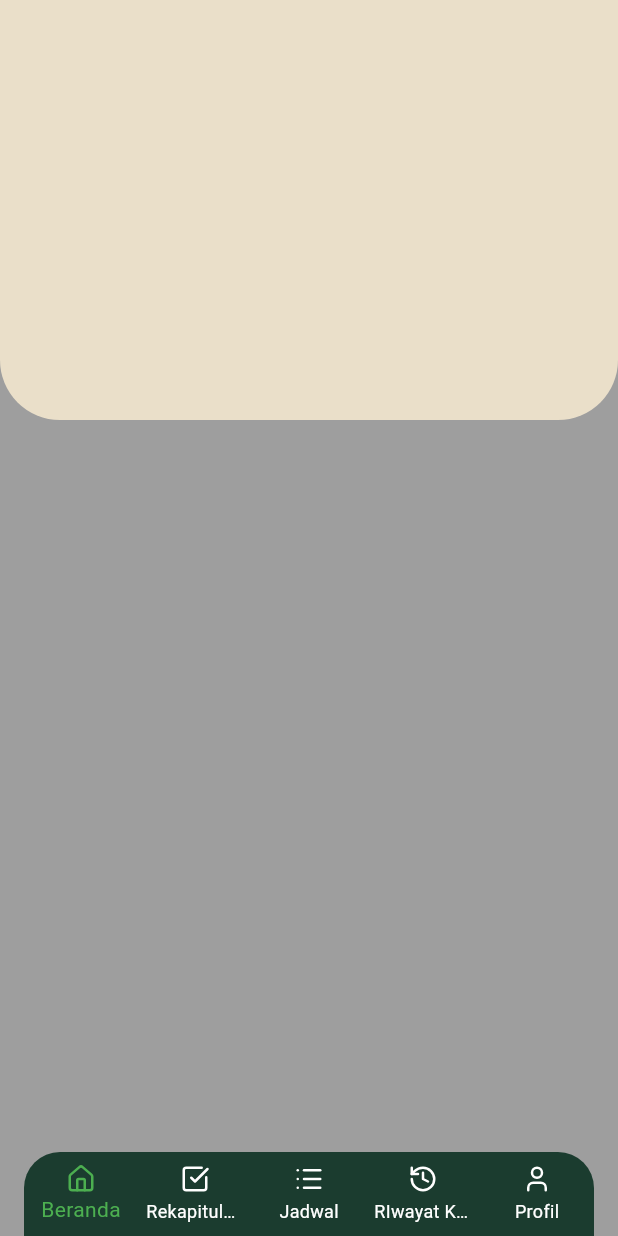
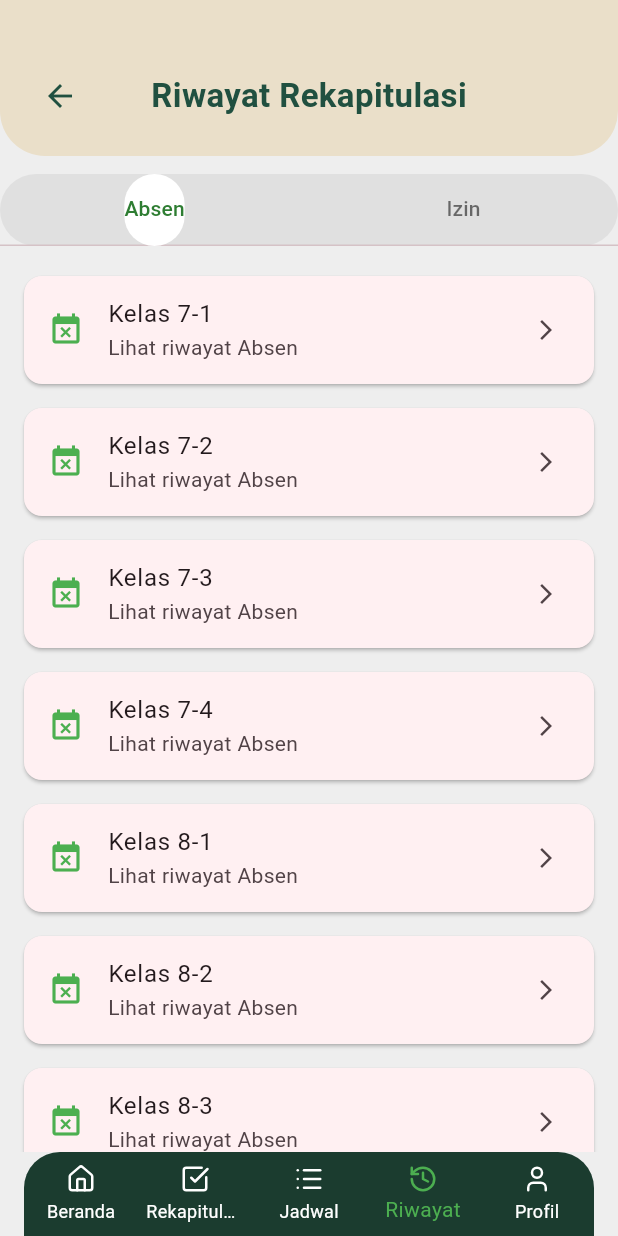
Before and after one commit to JonathanMatthewNalomSitorus/PA2_HadirIn, a Flutter app: the RiwayatKehadiranGuru screen opened directly, on a phone screen of 412 x 824 dp. Run offline on Flutter 3.47's test engine with Material 3 defaults, Android fonts, the phone set to English and light mode, and no system bars; our stand-ins replace lucide_icons.

Commit message:
tampillan
membuat halaman riwayat rekapitulasi

```diff
--- a/lib/pages/guru/riwayat_kehadiran_guru.dart
+++ b/lib/pages/guru/riwayat_kehadiran_guru.dart
@@ -12,77 +12,191 @@ class RiwayatKehadiranGuru extends StatefulWidget {
   State<RiwayatKehadiranGuru> createState() => _RiwayatKehadiranGuruState();
 }
 
-class _RiwayatKehadiranGuruState extends State<RiwayatKehadiranGuru> {
-  int _selectedIndex = 0;
+class _RiwayatKehadiranGuruState extends State<RiwayatKehadiranGuru>
+    with SingleTickerProviderStateMixin {
+  int _selectedIndex = 3;
+  late TabController _tabController;
+
+  final List<String> absenList = ['7-1', '7-2', '7-3', '7-4', '8-1', '8-2', '8-3', '8-4', '9-1', '9-2', '9-3', '9-4'];
+  final List<String> izinList = ['7-1', '7-3', '8-1', '8-4', '9-2'];
+
+  @override
+  void initState() {
+    super.initState();
+    _tabController = TabController(length: 2, vsync: this);
+  }
 
   void _onItemTapped(int index) {
-    if (index == 0) {
-      Navigator.push(
-          context, MaterialPageRoute(builder: (context) => HomepageGuru()));
-    } else if (index == 1) {
-      Navigator.push(
-          context, MaterialPageRoute(builder: (context) => RekapitulasiGuru()));
-    } else if (index == 2) {
-      Navigator.push(context,
-          MaterialPageRoute(builder: (context) => JadwalKehadiranGuru()));
-    } else if (index == 3) {
-      Navigator.push(context,
-          MaterialPageRoute(builder: (context) => RiwayatKehadiranGuru()));
-    } else if (index == 4) {
-      Navigator.push(
-          context, MaterialPageRoute(builder: (context) => ProfilGuru()));
-    } else {
-      setState(() {
-        _selectedIndex = index;
-      });
+    if (index == _selectedIndex) return;
+    setState(() => _selectedIndex = index);
+
+    Widget page;
+    switch (index) {
+      case 0:
+        page = const HomepageGuru();
+        break;
+      case 1:
+        page = const RekapitulasiGuru();
+        break;
+      case 2:
+        page = const JadwalKehadiranGuru();
+        break;
+      case 4:
+        page = const ProfilGuru();
+        break;
+      default:
+        return;
     }
+    Navigator.pushReplacement(context, MaterialPageRoute(builder: (_) => page));
   }
 
   @override
   Widget build(BuildContext context) {
     return Scaffold(
-      backgroundColor: Colors.grey,
-      body: Stack(
+      backgroundColor: Colors.grey[200],
+      body: Column(
         children: [
+          // Header
           Container(
-            height: 280,
             decoration: const BoxDecoration(
               color: Color(0xFFEADFC9),
-                borderRadius: BorderRadius.only(
-                    bottomLeft: Radius.circular(40),
-                    bottomRight: Radius.circular(40))),
+              borderRadius: BorderRadius.vertical(
+                bottom: Radius.circular(30),
+              ),
+            ),
+            padding: const EdgeInsets.only(
+              top: 40,
+              left: 16,
+              right: 16,
+              bottom: 16,
+            ),
+            child: Row(
+              children: [
+                IconButton(
+                  icon: const Icon(Icons.arrow_back, color: Color(0xFF205040)),
+                  onPressed: () {
+                    Navigator.pop(context);
+                  },
+                ),
+                const Expanded(
+                  child: Center(
+                    child: Text(
+                      "Riwayat Rekapitulasi",
+                      style: TextStyle(
+                        color: Color(0xFF205040),
+                        fontWeight: FontWeight.bold,
+                        fontSize: 22,
+                      ),
+                    ),
+                  ),
+                ),
+                const SizedBox(width: 48),
+              ],
+            ),
+          ),
+
+          // TabBar
+          Container(
+            margin: const EdgeInsets.symmetric(vertical: 12),
+            decoration: BoxDecoration(
+              color: Colors.grey[300],
+              borderRadius: BorderRadius.circular(30),
+            ),
+            child: TabBar(
+              controller: _tabController,
+              indicator: BoxDecoration(
+                borderRadius: BorderRadius.circular(30),
+                color: Colors.white,
+              ),
+              labelColor: Colors.green[800],
+              unselectedLabelColor: Colors.black54,
+              tabs: const [
+                Tab(text: 'Absen'),
+                Tab(text: 'Izin'),
+              ],
+            ),
+          ),
+
+          // TabBarView
+          Expanded(
+            child: TabBarView(
+              controller: _tabController,
+              children: [
+                buildListView(absenList, 'Absen'),
+                buildListView(izinList, 'Izin'),
+              ],
+            ),
           ),
         ],
       ),
+
+      // Bottom Navigation
       bottomNavigationBar: Padding(
         padding: const EdgeInsets.symmetric(horizontal: 16),
         child: ClipRRect(
           borderRadius: const BorderRadius.only(
-                topLeft: Radius.circular(24), topRight: Radius.circular(24)),
+            topLeft: Radius.circular(24),
+            topRight: Radius.circular(24),
+          ),
           child: BottomNavigationBar(
             backgroundColor: const Color(0xFF1B3C2F),
             type: BottomNavigationBarType.fixed,
             selectedItemColor: Colors.green,
             unselectedItemColor: Colors.white,
-              elevation: 0,
             currentIndex: _selectedIndex,
             onTap: _onItemTapped,
             items: const [
               BottomNavigationBarItem(
                   icon: Icon(LucideIcons.home, size: 20), label: 'Beranda'),
               BottomNavigationBarItem(
-                    icon: Icon(LucideIcons.checkSquare, size: 20),
-                    label: 'Rekapitulasi'),
+                  icon: Icon(LucideIcons.checkSquare, size: 20), label: 'Rekapitulasi'),
               BottomNavigationBarItem(
                   icon: Icon(LucideIcons.list, size: 20), label: 'Jadwal'),
               BottomNavigationBarItem(
-                    icon: Icon(LucideIcons.history, size: 20),
-                    label: 'RIwayat Kehadiran'),
+                  icon: Icon(LucideIcons.history, size: 20), label: 'Riwayat'),
               BottomNavigationBarItem(
                   icon: Icon(LucideIcons.user, size: 20), label: 'Profil'),
             ],
           ),
-          )),
+        ),
+      ),
+    );
+  }
+
+  Widget buildListView(List<String> list, String type) {
+    return ListView.builder(
+      padding: const EdgeInsets.symmetric(horizontal: 16),
+      itemCount: list.length,
+      itemBuilder: (context, index) {
+        return AbsenTile(label: list[index], type: type);
+      },
     );
   }
 }
+
+class AbsenTile extends StatelessWidget {
+  final String label;
+  final String type;
+
+  const AbsenTile({super.key, required this.label, required this.type});
+
+  @override
+  Widget build(BuildContext context) {
+    return Card(
+      margin: const EdgeInsets.symmetric(vertical: 8),
+      shape: RoundedRectangleBorder(borderRadius: BorderRadius.circular(12)),
+      child: ListTile(
+        leading: Icon(
+          type == 'Absen' ? Icons.event_busy : Icons.event_available,
+          color: Colors.green,
+        ),
+        title: Text('Kelas $label'),
+        subtitle: Text('Lihat riwayat $type'),
+        trailing: const Icon(Icons.arrow_forward_ios, size: 16),
+        onTap: () {
+          // Aksi saat tile diklik (nanti bisa diarahkan ke halaman detail)
+        },
+      ),
+    );
+  }
+}
```
Also changed, not shown: lib/pages/guru/rekapitulasi_guru.dart (+82 -113 lines). Lines whose indentation alone changed are shown as unchanged.
